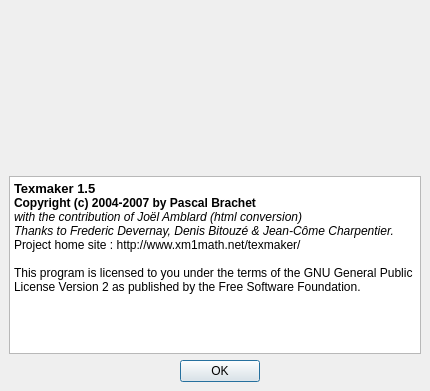
First picture: the form in aboutdialog.ui, repository orao/texmaker, before the edit.
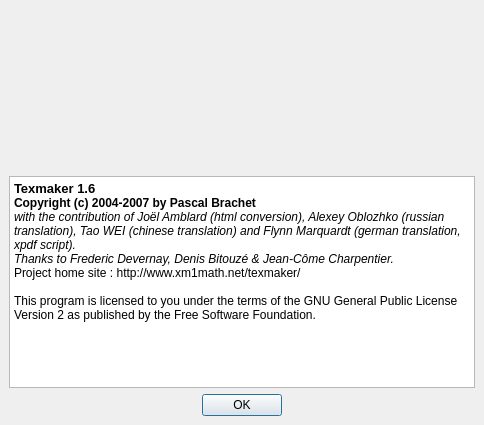
Second picture: the form after the edit. Icons and pictures are not drawn.

Commit message: Adding Texmaker version 1.6 tarball sources

```diff
--- a/aboutdialog.ui
+++ b/aboutdialog.ui
@@ -5,8 +5,8 @@
    <rect>
     <x>0</x>
     <y>0</y>
-    <width>430</width>
-    <height>391</height>
+    <width>484</width>
+    <height>425</height>
    </rect>
   </property>
   <property name="windowTitle" >
@@ -61,9 +61,9 @@
       <string>&lt;html>&lt;head>&lt;meta name="qrichtext" content="1" />&lt;style type="text/css">
 p, li { white-space: pre-wrap; }
 &lt;/style>&lt;/head>&lt;body style=" font-family:'Sans Serif'; font-size:9pt; font-weight:400; font-style:normal; text-decoration:none;">
-&lt;p style=" margin-top:0px; margin-bottom:0px; margin-left:0px; margin-right:0px; -qt-block-indent:0; text-indent:0px;">&lt;span style=" font-size:10pt; font-weight:600;">Texmaker 1.5&lt;/span>&lt;/p>
+&lt;p style=" margin-top:0px; margin-bottom:0px; margin-left:0px; margin-right:0px; -qt-block-indent:0; text-indent:0px;">&lt;span style=" font-size:10pt; font-weight:600;">Texmaker 1.6&lt;/span>&lt;/p>
 &lt;p style=" margin-top:0px; margin-bottom:0px; margin-left:0px; margin-right:0px; -qt-block-indent:0; text-indent:0px;">&lt;span style=" font-family:'Bitstream Vera Sans'; font-weight:600;">Copyright (c) 2004-2007 by Pascal Brachet&lt;/span>&lt;/p>
-&lt;p style=" margin-top:0px; margin-bottom:0px; margin-left:0px; margin-right:0px; -qt-block-indent:0; text-indent:0px; font-family:'Bitstream Vera Sans'; font-weight:600;">&lt;span style=" font-weight:400; font-style:italic;">with the contribution of Joël Amblard (html conversion)&lt;/span>&lt;span style=" font-weight:400;">&lt;br />&lt;/span>&lt;span style=" font-weight:400; font-style:italic;">Thanks to Frederic Devernay, Denis Bitouzé &amp;amp; Jean-Côme Charpentier. &lt;/span>&lt;/p>
+&lt;p style=" margin-top:0px; margin-bottom:0px; margin-left:0px; margin-right:0px; -qt-block-indent:0; text-indent:0px; font-family:'Bitstream Vera Sans'; font-weight:600;">&lt;span style=" font-weight:400; font-style:italic;">with the contribution of Joël Amblard (html conversion), Alexey Oblozhko (russian translation), Tao WEI (chinese translation) and Flynn Marquardt (german translation, xpdf script).&lt;/span>&lt;span style=" font-weight:400;">&lt;br />&lt;/span>&lt;span style=" font-weight:400; font-style:italic;">Thanks to Frederic Devernay, Denis Bitouzé &amp;amp; Jean-Côme Charpentier. &lt;/span>&lt;/p>
 &lt;p style=" margin-top:0px; margin-bottom:0px; margin-left:0px; margin-right:0px; -qt-block-indent:0; text-indent:0px; font-family:'Bitstream Vera Sans';">Project home site : http://www.xm1math.net/texmaker/&lt;br />&lt;/p>
 &lt;p style=" margin-top:0px; margin-bottom:0px; margin-left:0px; margin-right:0px; -qt-block-indent:0; text-indent:0px; font-family:'Bitstream Vera Sans';">This program is licensed to you under the terms of the GNU General Public License Version 2 as published by the Free Software Foundation.&lt;/p>&lt;/body>&lt;/html></string>
      </property>
```
The commit also changes 106 other files.
